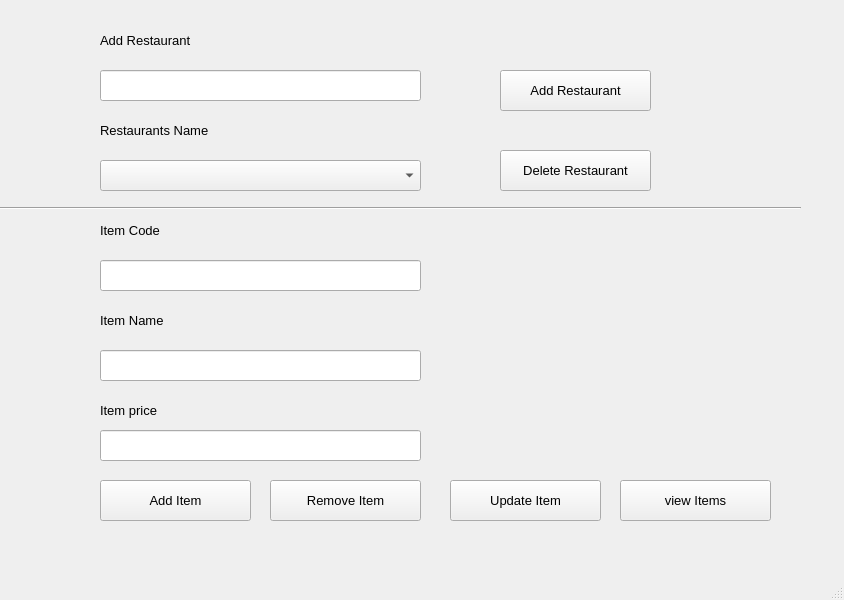
Before: the Qt Designer form Small Food Ordering System in Python/restaurant.ui in Rathnayake99/PST31130, drawn with Qt 5.
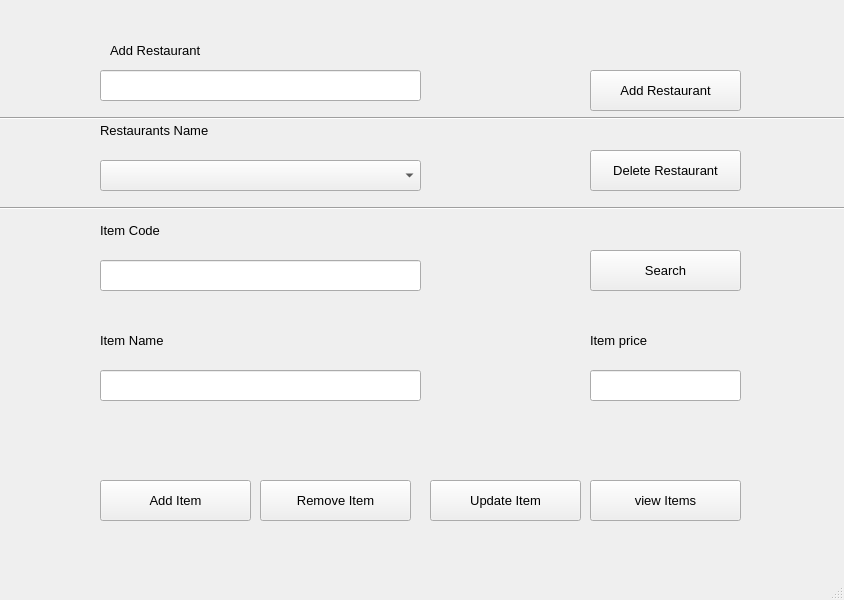
After: the same form once the commit is applied.

Commit message: add save search remove item functions

Diff of the .ui file:
```diff
--- a/Small Food Ordering System in Python/restaurant.ui
+++ b/Small Food Ordering System in Python/restaurant.ui
@@ -35,8 +35,8 @@
    <widget class="QLabel" name="label_2">
     <property name="geometry">
      <rect>
-      <x>100</x>
-      <y>30</y>
+      <x>110</x>
+      <y>40</y>
       <width>141</width>
       <height>21</height>
      </rect>
@@ -46,6 +46,9 @@
       <pointsize>10</pointsize>
      </font>
     </property>
+    <property name="autoFillBackground">
+     <bool>false</bool>
+    </property>
     <property name="text">
      <string>Add Restaurant</string>
     </property>
@@ -68,7 +71,7 @@
    <widget class="QPushButton" name="pushButton">
     <property name="geometry">
      <rect>
-      <x>500</x>
+      <x>590</x>
       <y>70</y>
       <width>151</width>
       <height>41</height>
@@ -101,7 +104,7 @@
    <widget class="QPushButton" name="pushButton_2">
     <property name="geometry">
      <rect>
-      <x>500</x>
+      <x>590</x>
       <y>150</y>
       <width>151</width>
       <height>41</height>
@@ -120,7 +123,7 @@
     <property name="geometry">
      <rect>
       <x>100</x>
-      <y>310</y>
+      <y>330</y>
       <width>141</width>
       <height>21</height>
      </rect>
@@ -138,7 +141,7 @@
     <property name="geometry">
      <rect>
       <x>100</x>
-      <y>350</y>
+      <y>370</y>
       <width>321</width>
       <height>31</height>
      </rect>
@@ -152,8 +155,8 @@
    <widget class="QLabel" name="label_4">
     <property name="geometry">
      <rect>
-      <x>100</x>
-      <y>400</y>
+      <x>590</x>
+      <y>330</y>
       <width>141</width>
       <height>21</height>
      </rect>
@@ -170,9 +173,9 @@
    <widget class="QLineEdit" name="lineEdit_3">
     <property name="geometry">
      <rect>
-      <x>100</x>
-      <y>430</y>
-      <width>321</width>
+      <x>590</x>
+      <y>370</y>
+      <width>151</width>
       <height>31</height>
      </rect>
     </property>
@@ -236,7 +239,7 @@
    <widget class="QPushButton" name="pushButton_4">
     <property name="geometry">
      <rect>
-      <x>270</x>
+      <x>260</x>
       <y>480</y>
       <width>151</width>
       <height>41</height>
@@ -254,7 +257,7 @@
    <widget class="QPushButton" name="pushButton_5">
     <property name="geometry">
      <rect>
-      <x>450</x>
+      <x>430</x>
       <y>480</y>
       <width>151</width>
       <height>41</height>
@@ -274,7 +277,7 @@
      <rect>
       <x>0</x>
       <y>200</y>
-      <width>801</width>
+      <width>851</width>
       <height>16</height>
      </rect>
     </property>
@@ -285,7 +288,7 @@
    <widget class="QPushButton" name="pushButton_6">
     <property name="geometry">
      <rect>
-      <x>620</x>
+      <x>590</x>
       <y>480</y>
       <width>151</width>
       <height>41</height>
@@ -300,6 +303,37 @@
      <string>view Items</string>
     </property>
    </widget>
+   <widget class="QPushButton" name="pushButton_7">
+    <property name="geometry">
+     <rect>
+      <x>590</x>
+      <y>250</y>
+      <width>151</width>
+      <height>41</height>
+     </rect>
+    </property>
+    <property name="font">
+     <font>
+      <pointsize>10</pointsize>
+     </font>
+    </property>
+    <property name="text">
+     <string>Search</string>
+    </property>
+   </widget>
+   <widget class="Line" name="line_3">
+    <property name="geometry">
+     <rect>
+      <x>0</x>
+      <y>110</y>
+      <width>851</width>
+      <height>16</height>
+     </rect>
+    </property>
+    <property name="orientation">
+     <enum>Qt::Horizontal</enum>
+    </property>
+   </widget>
   </widget>
   <widget class="QMenuBar" name="menubar">
    <property name="geometry">
```
The commit also changes 3 other files.
